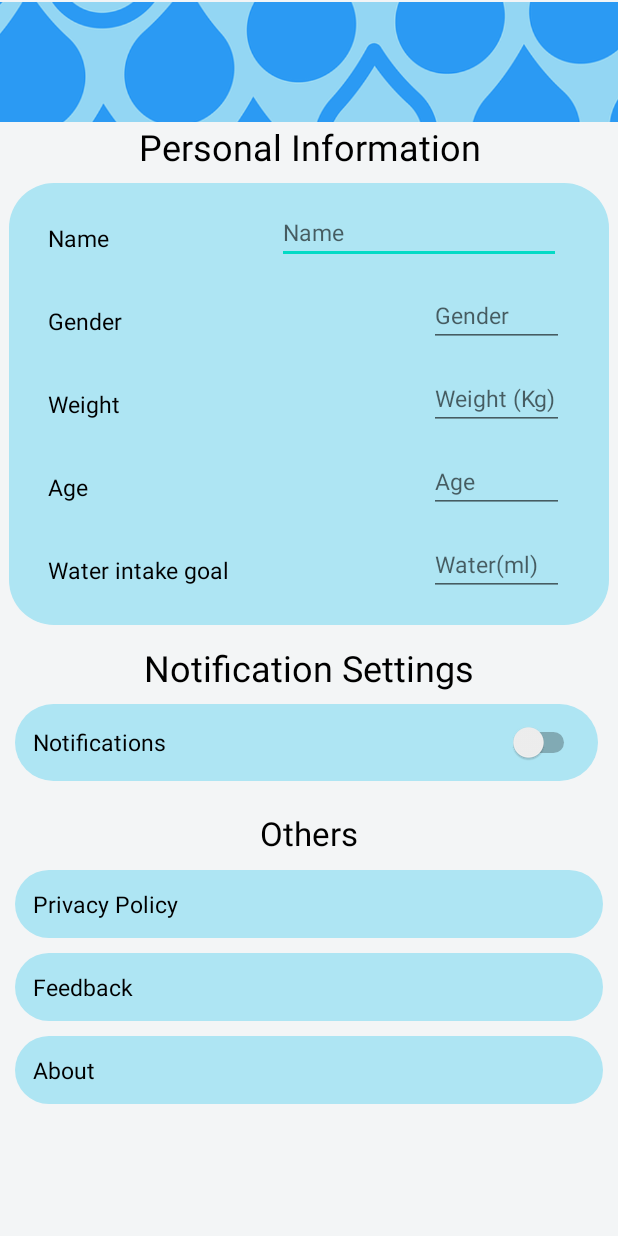
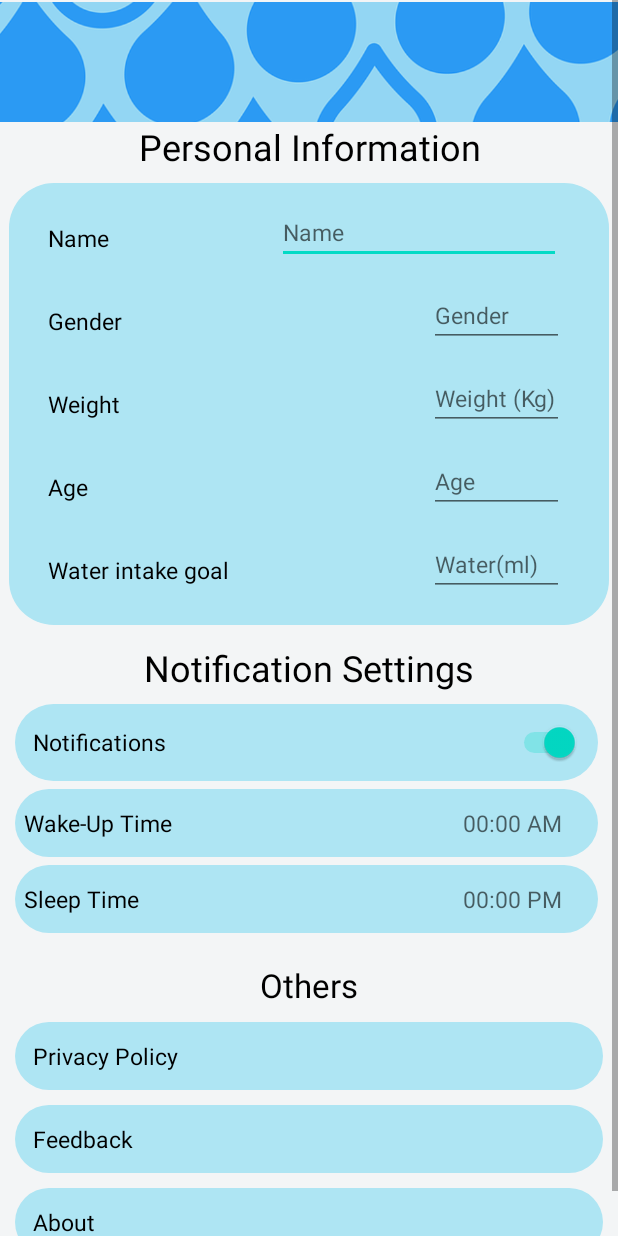
Before and after one commit to criticalAY/H20Reminder, an Android app: the fragment SettingFragment shown on its own in the app's theme, on a phone screen of 412 x 824 dp. Run offline under Robolectric (Android 15) with nearby library versions, the phone set to English and light mode, and no system bars; Roboto replaces fonts that are not available here.

Commit message:
Initial Commit
Uploaded

```diff
--- a/app/src/main/java/com/criticalay/h20reminder/utils/AlarmReciever.kt
+++ b/app/src/main/java/com/criticalay/h20reminder/utils/AlarmReciever.kt
@@ -8,6 +8,7 @@ import androidx.core.app.NotificationBuilderWithBuilderAccessor
 import androidx.core.app.NotificationCompat
 import androidx.core.app.NotificationManagerCompat
 import com.criticalay.h20reminder.R
+import com.criticalay.h20reminder.ui.MainActivity
 import com.criticalay.h20reminder.ui.fragments.HomeFragment
 
 class AlarmReciever : BroadcastReceiver() {
@@ -16,10 +17,10 @@ class AlarmReciever : BroadcastReceiver() {
     override fun onReceive(context: Context?, intent: Intent?) {
 
 
-         val i = Intent(context,HomeFragment::class.java)
+         val i = Intent(context,MainActivity::class.java)
         intent!!.flags = Intent.FLAG_ACTIVITY_NEW_TASK or Intent.FLAG_ACTIVITY_CLEAR_TASK
         val pendingIntent = PendingIntent.getActivity(context,RequestCode,i,0)
-        val builder = NotificationCompat.Builder(context!!,"H2O Reminder").setSmallIcon(R.drawable.waterdrop)
+        val builder = NotificationCompat.Builder(context!!,"H2OReminder").setSmallIcon(R.drawable.waterdrop)
             .setContentTitle("H2O REMINDER")
             .setContentText("Drink Water")
             .setAutoCancel(true)
--- a/app/src/main/res/layout/fragment_setting.xml
+++ b/app/src/main/res/layout/fragment_setting.xml
@@ -270,6 +270,7 @@
                    android:textSize="15sp"/>
 
                <Switch
+                   android:checked="true"
                    android:paddingStart="18dp"
                    android:id="@+id/notificationSwitch"
                    android:layout_width="0dp"
@@ -284,7 +285,7 @@
            </LinearLayout>
                <LinearLayout
                    android:id="@+id/sleepTimeLayout"
-                   android:visibility="gone"
+                   android:visibility="visible"
                    android:layout_width="match_parent"
                    android:layout_height="wrap_content"
                    android:orientation="vertical">
@@ -305,12 +306,16 @@
                        android:textColor="@color/black"
                        android:textSize="15sp"/>
 
-                   <EditText
+                   <TextView
+                       android:clickable="true"
+                       android:focusable="true"
                        android:id="@+id/WakeUpTime"
                        android:layout_width="wrap_content"
                        android:layout_height="wrap_content"
                        android:layout_weight="0"
                        android:ems="5"
+                       android:padding="6dp"
+                       android:hint="00:00 AM"
                        android:textSize="15sp"
                        android:inputType="time" />
                </LinearLayout>
@@ -330,7 +335,11 @@
                            android:textColor="@color/black"
                            android:textSize="15sp"/>
 
-                       <EditText
+                       <TextView
+                           android:padding="6dp"
+                           android:hint="00:00 PM"
+                           android:clickable="true"
+                           android:focusable="true"
                            android:id="@+id/SleepTime"
                            android:layout_width="wrap_content"
                            android:layout_height="wrap_content"
```
Also changed, not shown: app/src/main/java/com/criticalay/h20reminder/ui/fragments/HomeFragment.kt (+62 -3 lines), app/src/main/java/com/criticalay/h20reminder/ui/fragments/SettingFragment.kt (+136 -1 lines).
